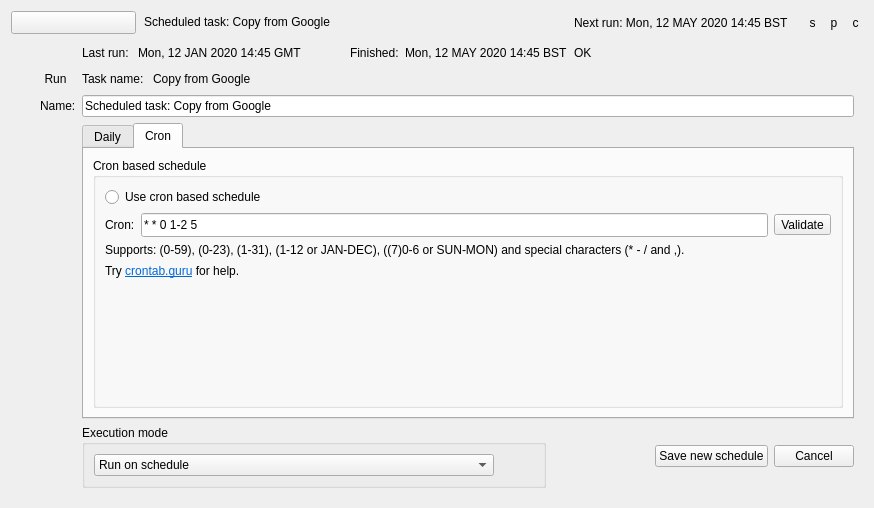
Qt form src/scheduler_widget.ui (Bdrey503/RcloneBrowser) before a commit.
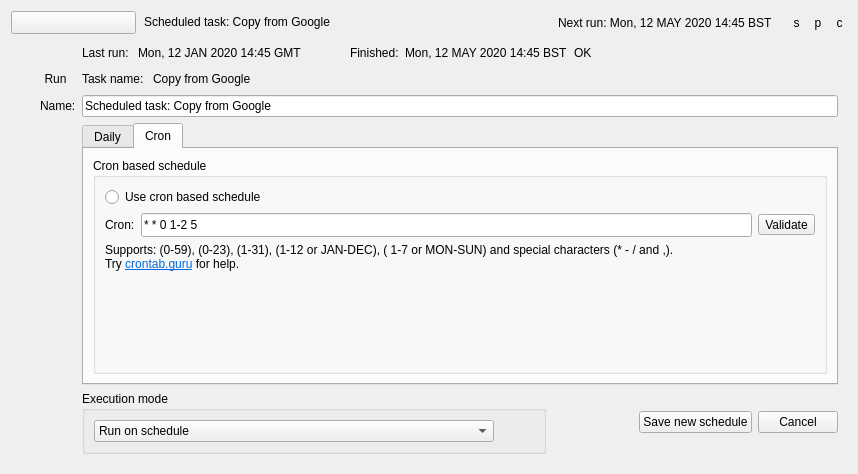
The same form after that commit. The open tabs and pages were chosen to show the change. Custom widgets are drawn as their Qt base class.

Diff of the .ui file:
```diff
--- a/src/scheduler_widget.ui
+++ b/src/scheduler_widget.ui
@@ -6,8 +6,8 @@
    <rect>
     <x>0</x>
     <y>0</y>
-    <width>874</width>
-    <height>508</height>
+    <width>858</width>
+    <height>474</height>
    </rect>
   </property>
   <property name="windowTitle">
@@ -560,7 +560,7 @@
              <item>
               <widget class="QLabel" name="cronExplanation">
                <property name="text">
-                <string>&lt;html&gt;&lt;head/&gt;&lt;body&gt;&lt;p style=&quot;line-height:1.5&quot;&gt;Supports: (0-59), (0-23), (1-31), (1-12 or JAN-DEC), ((7)0-6 or SUN-MON) and special characters (* - / and ,).&lt;br/&gt;Try &lt;a href=&quot;https://crontab.guru/&quot;&gt;&lt;span style=&quot; text-decoration: underline; color:#0068da;&quot;&gt;crontab.guru&lt;/span&gt;&lt;/a&gt; for help. &lt;/p&gt;&lt;/body&gt;&lt;/html&gt;</string>
+                <string>&lt;html&gt;&lt;head/&gt;&lt;body&gt;&lt;p&gt;Supports: (0-59), (0-23), (1-31), (1-12 or JAN-DEC), ( 1-7 or MON-SUN) and special characters (* - / and ,).&lt;br/&gt;Try &lt;a href=&quot;https://crontab.guru/&quot;&gt;&lt;span style=&quot; text-decoration: underline; color:#0068da;&quot;&gt;crontab.guru&lt;/span&gt;&lt;/a&gt; for help. &lt;/p&gt;&lt;/body&gt;&lt;/html&gt;</string>
                </property>
                <property name="indent">
                 <number>-1</number>
```
Left out of the diff: 4 changed lines with no effect on the pictures.
